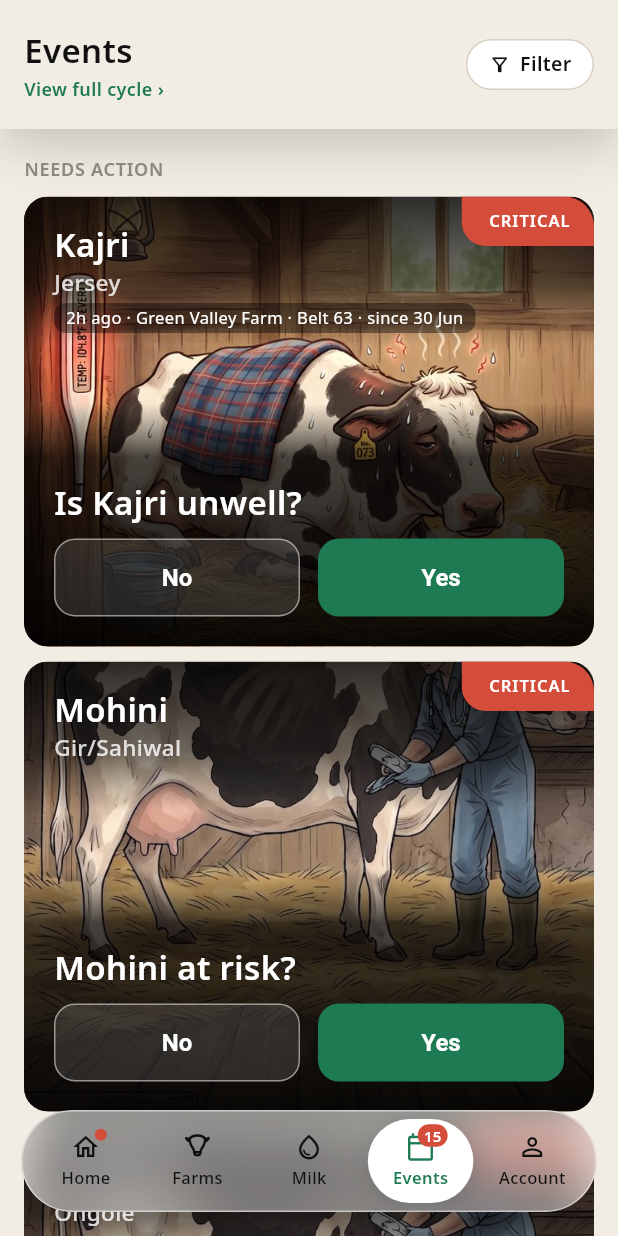
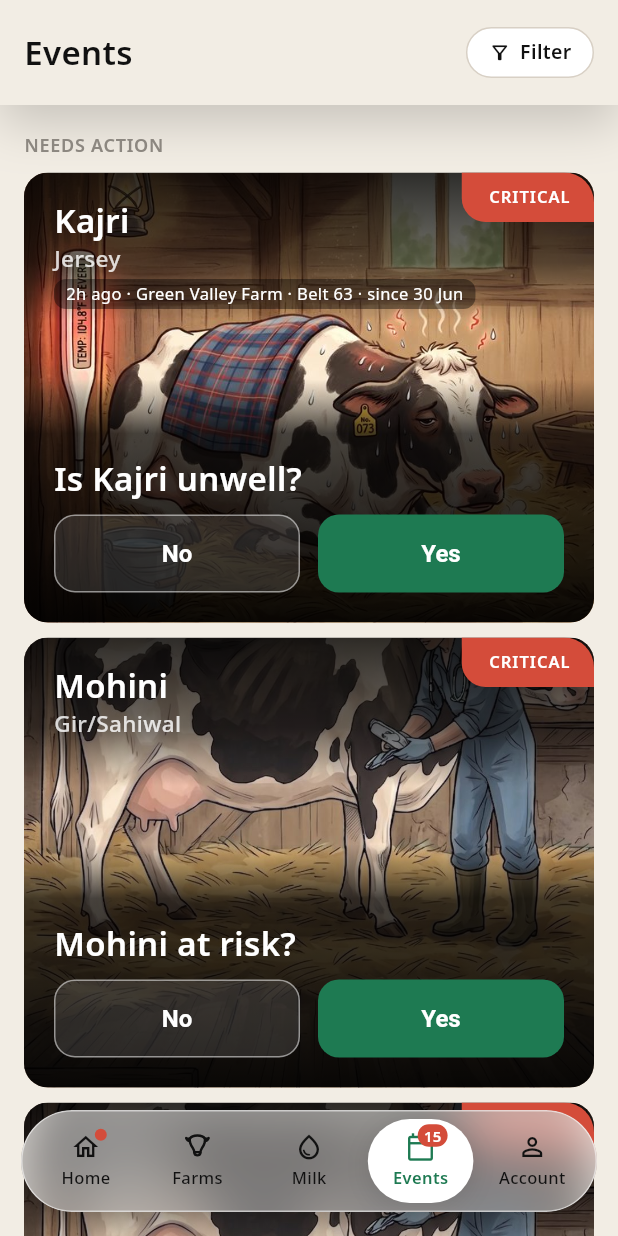
Before and after one commit to vaseey21/Vanix, a Flutter app: the EventsScreen screen opened directly with empty values, on a phone screen of 412 x 824 dp. Run offline on Flutter 3.47's test engine with Material 3 defaults, Android fonts, the phone set to English and light mode, and no system bars; our stand-ins replace flutter_svg, video_player; network calls fail; project files that could hold a hidden picture were left out.

Commit message:
auto: save changes

```diff
--- a/flutter_app/lib/screens/events_screen.dart
+++ b/flutter_app/lib/screens/events_screen.dart
@@ -340,19 +340,10 @@ class _EventsScreenState extends State<EventsScreen> {
                     mainAxisAlignment: MainAxisAlignment.spaceBetween,
                     children: [
                       Flexible(
-                        child: Column(
-                          crossAxisAlignment: CrossAxisAlignment.start,
-                          mainAxisSize: MainAxisSize.min,
-                          children: [
-                            Text('Events', style: TextStyle(fontSize: 22, fontWeight: FontWeight.w600, color: textColor)),
-                            GestureDetector(
-                              onTap: () => _showFullCycleSheet(context),
-                              child: const Padding(
-                                padding: EdgeInsets.only(top: 2),
-                                child: Text('View full cycle ›', style: TextStyle(fontSize: 12, fontWeight: FontWeight.w600, color: VanixColors.greenInk)),
-                              ),
-                            ),
-                          ],
+                        child: GestureDetector(
+                          onTap: () => _showFullCycleSheet(context),
+                          behavior: HitTestBehavior.opaque,
+                          child: Text('Events', style: TextStyle(fontSize: 22, fontWeight: FontWeight.w600, color: textColor)),
                         ),
                       ),
                       const SizedBox(width: 8),
```
